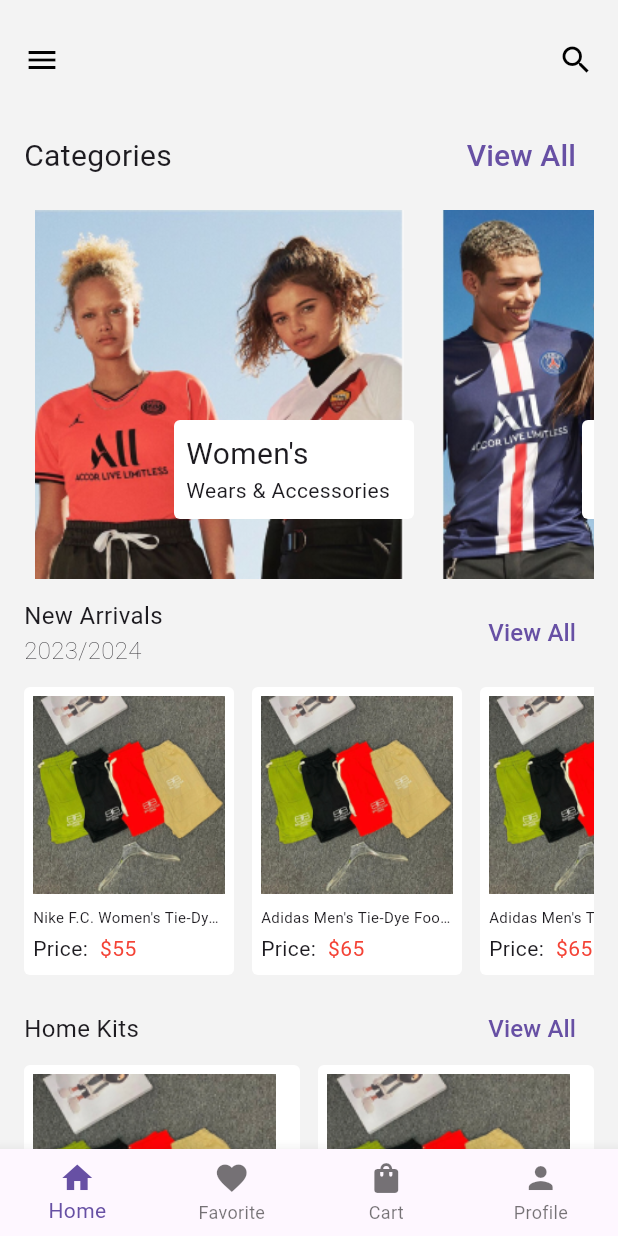
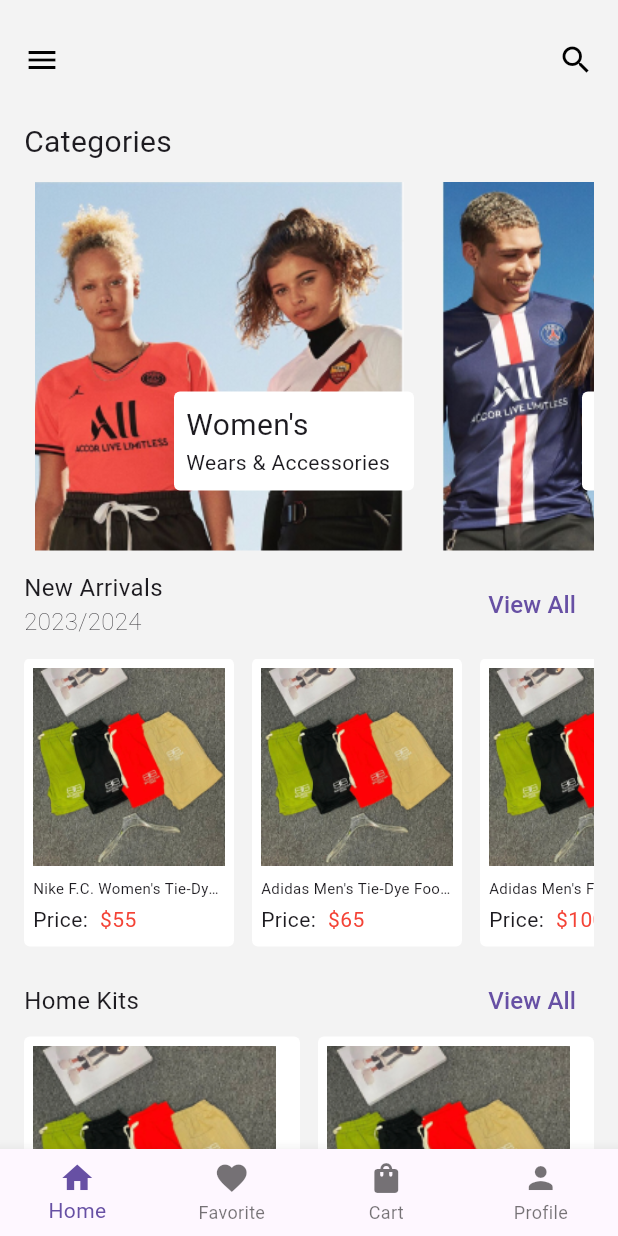
Before and after one commit to holumuyiwa-emnac/store-app, a Flutter app: the screen it shows after launch, on a phone screen of 412 x 824 dp. Run offline on Flutter 3.47's test engine with Material 3 defaults, Android fonts, the phone set to English and light mode, and no system bars.

Commit message:
"Refactored UI components in cart, favorite, home, and product pages"

```diff
--- a/lib/Pages/home_page.dart
+++ b/lib/Pages/home_page.dart
@@ -13,16 +13,6 @@ class HomePage extends StatelessWidget {
       'name': "Nike F.C. Women's Tie-Dye Football Shirt",
       'image': 'product.png',
       'price': 55
-    },
-    {
-      'name': "Adidas Men's Tie-Dye Football Shirt",
-      'image': 'product.png',
-      'price': 65
-    },
-    {
-      'name': "Adidas Men's Tie-Dye Football Shirt",
-      'image': 'product.png',
-      'price': 65
     },
     {
       'name': "Adidas Men's Tie-Dye Football Shirt",
@@ -65,22 +55,11 @@ class HomePage extends StatelessWidget {
       body: SingleChildScrollView(
         padding: EdgeInsets.fromLTRB(16, 0, 16, 16),
         child: Column(
+          crossAxisAlignment: CrossAxisAlignment.start,
           children: [
-            Row(
-              mainAxisAlignment: MainAxisAlignment.spaceBetween,
-              children: [
-                Text(
-                  'Categories',
-                  style: TextStyle(fontSize: 20),
-                ),
-                TextButton(
-                  onPressed: () {},
-                  child: Text(
-                    'View All',
-                    style: TextStyle(fontSize: 20),
-                  ),
-                ),
-              ],
+            Text(
+              'Categories',
+              style: TextStyle(fontSize: 20),
             ),
             SizedBox(height: 12),
             SizedBox(
--- a/lib/Pages/product_page.dart
+++ b/lib/Pages/product_page.dart
@@ -53,7 +53,7 @@ class _ProductPageState extends State<ProductPage> {
                   mainAxisAlignment: MainAxisAlignment.spaceBetween,
                   children: [
                     Text(
-                      '#55.25',
+                      '\$55.25',
                       style: TextStyle(
                         fontSize: 20,
                         color: Colors.red,
```
Also changed, not shown: lib/Pages/cart_page.dart (+4 -7 lines), lib/Pages/favorite_page.dart (+5 -19 lines).
